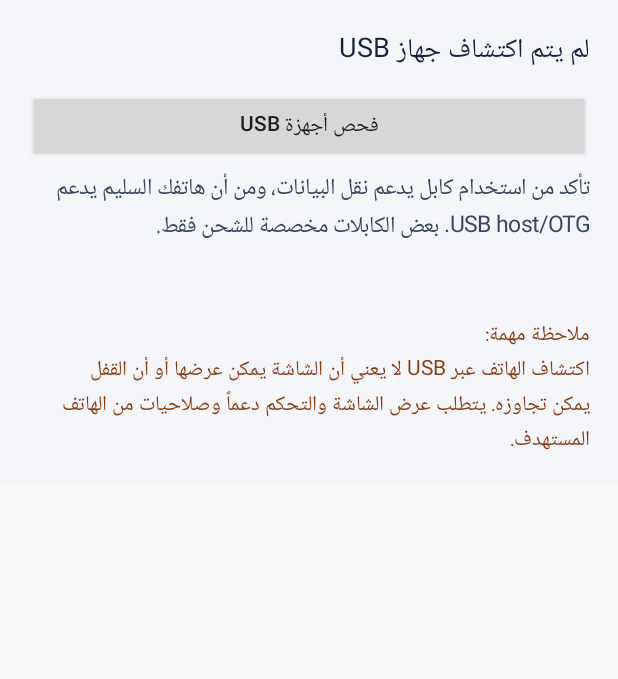
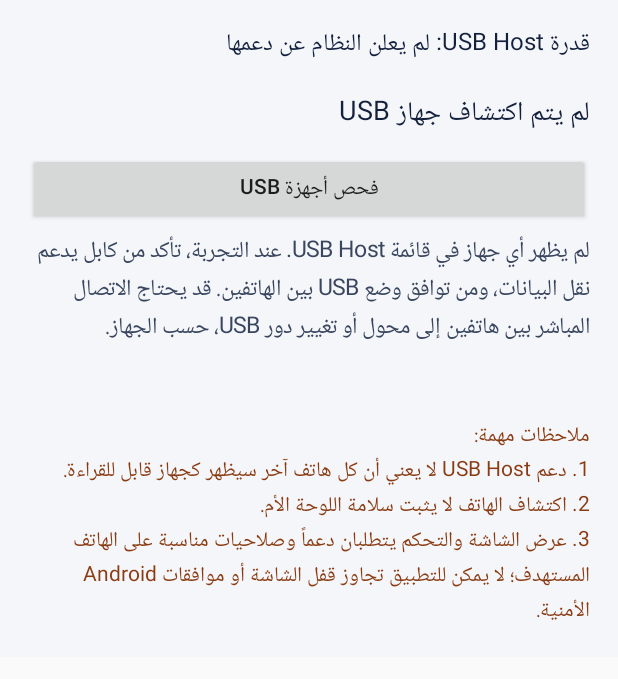
Before and after one commit to Salah1m/Phone-Doctor, an Android app: the screen it shows after launch (MainActivity), after a tap on "فحص أجهزة USB", on a phone screen of 412 x 824 dp, the part 93-772 px from its top. Run offline under Robolectric (Android 15) with nearby library versions, the phone set to English and light mode, and no system bars.

Commit message:
Add USB host capability check and clearer diagnostics

```diff
--- a/app/src/main/java/com/phonedoctor/MainActivity.kt
+++ b/app/src/main/java/com/phonedoctor/MainActivity.kt
@@ -1,6 +1,7 @@
 package com.phonedoctor
 
 import android.app.Activity
+import android.content.pm.PackageManager
 import android.hardware.usb.UsbManager
 import android.os.Bundle
 import android.view.Gravity
@@ -12,6 +13,7 @@ import android.widget.TextView
 class MainActivity : Activity() {
     private lateinit var status: TextView
     private lateinit var details: TextView
+    private lateinit var capability: TextView
 
     override fun onCreate(savedInstanceState: Bundle?) {
         super.onCreate(savedInstanceState)
@@ -29,14 +31,20 @@ class MainActivity : Activity() {
             setTextColor(0xFF14213D.toInt())
             gravity = Gravity.CENTER
         }
+        capability = TextView(this).apply {
+            textSize = 16f
+            setPadding(0, 24, 0, 8)
+            setTextColor(0xFF14213D.toInt())
+            text = getUsbHostCapabilityText()
+        }
         status = TextView(this).apply {
             text = "جاهز لفحص اتصال USB"
             textSize = 18f
-            setPadding(0, 28, 0, 16)
+            setPadding(0, 18, 0, 16)
             setTextColor(0xFF14213D.toInt())
         }
         details = TextView(this).apply {
-            text = "وصّل الهاتف الآخر بكابل USB مناسب وOTG، ثم اضغط على فحص الاتصال."
+            text = "عند توفر الكابل، صِل الهاتف الآخر بهذا الهاتف ثم اضغط على فحص الاتصال."
             textSize = 15f
             setTextColor(0xFF39465E.toInt())
             setPadding(0, 8, 0, 20)
@@ -48,20 +56,29 @@ class MainActivity : Activity() {
         }
 
         val note = TextView(this).apply {
-            text = "\nملاحظة مهمة:\nاكتشاف الهاتف عبر USB لا يعني أن الشاشة يمكن عرضها أو أن القفل يمكن تجاوزه. يتطلب عرض الشاشة والتحكم دعماً وصلاحيات من الهاتف المستهدف."
+            text = "\nملاحظات مهمة:\n1. دعم USB Host لا يعني أن كل هاتف آخر سيظهر كجهاز قابل للقراءة.\n2. اكتشاف الهاتف لا يثبت سلامة اللوحة الأم.\n3. عرض الشاشة والتحكم يتطلبان دعماً وصلاحيات مناسبة على الهاتف المستهدف؛ لا يمكن للتطبيق تجاوز قفل الشاشة أو موافقات Android الأمنية."
             textSize = 14f
             setTextColor(0xFF8A3B12.toInt())
             setPadding(0, 24, 0, 0)
         }
 
         root.addView(title)
+        root.addView(capability)
         root.addView(status)
         root.addView(scanButton)
         root.addView(details)
         root.addView(note)
 
-        val scroll = ScrollView(this).apply { addView(root) }
-        setContentView(scroll)
+        setContentView(ScrollView(this).apply { addView(root) })
+    }
+
+    private fun getUsbHostCapabilityText(): String {
+        val supported = packageManager.hasSystemFeature(PackageManager.FEATURE_USB_HOST)
+        return if (supported) {
+            "قدرة USB Host: مدعومة على هذا الهاتف"
+        } else {
+            "قدرة USB Host: لم يعلن النظام عن دعمها"
+        }
     }
 
     private fun scanUsbDevices() {
@@ -75,13 +92,14 @@ class MainActivity : Activity() {
         }
 
         details.text = if (devices.isEmpty()) {
-            "تأكد من استخدام كابل يدعم نقل البيانات، ومن أن هاتفك السليم يدعم USB host/OTG. بعض الكابلات مخصصة للشحن فقط."
+            "لم يظهر أي جهاز في قائمة USB Host. عند التجربة، تأكد من كابل يدعم نقل البيانات، ومن توافق وضع USB بين الهاتفين. قد يحتاج الاتصال المباشر بين هاتفين إلى محول أو تغيير دور USB، حسب الجهاز."
         } else {
             devices.mapIndexed { index, device ->
                 (index + 1).toString() + ". " + device.deviceName + "\n" +
                     "Vendor ID: " + device.vendorId + "\n" +
                     "Product ID: " + device.productId + "\n" +
-                    "Interfaces: " + device.interfaceCount
+                    "Interfaces: " + device.interfaceCount + "\n" +
+                    "صلاحية الوصول: " + if (manager.hasPermission(device)) "ممنوحة" else "غير ممنوحة"
             }.joinToString("\n\n")
         }
     }
```
